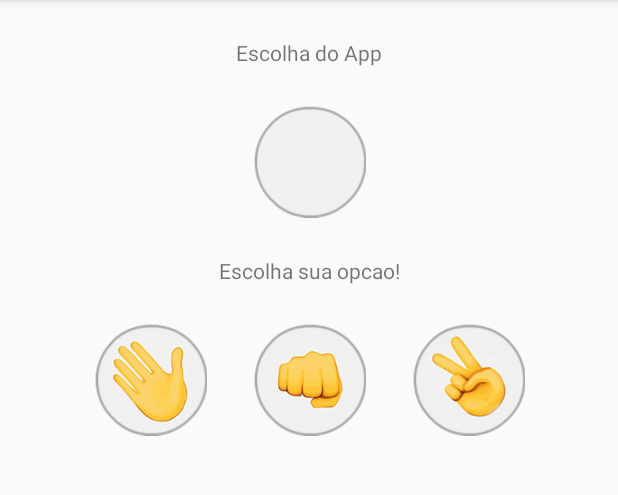
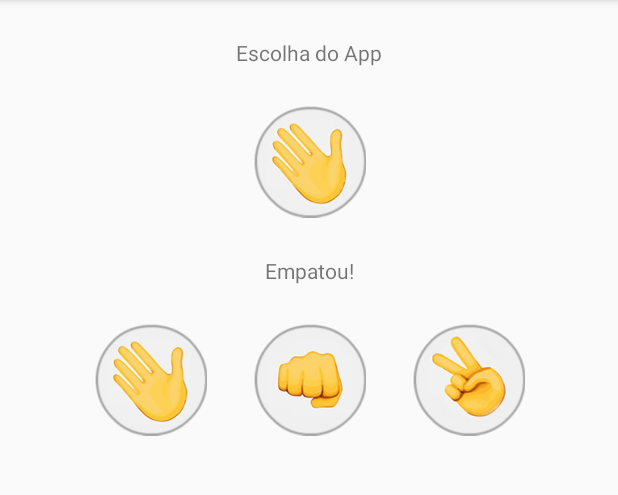
Before and after one commit to clsilv89/jankenpo, an Android app: the screen it shows after launch (MainActivity), after a tap on an icon or button, on a phone screen of 412 x 824 dp, the part 84-579 px from its top. Run offline under Robolectric (Android 15) with nearby library versions, the phone set to English and light mode, and no system bars.

Commit message:
final commit

```diff
--- a/app/src/main/java/com/caiosilva/jankenpo/MainActivity.java
+++ b/app/src/main/java/com/caiosilva/jankenpo/MainActivity.java
@@ -4,6 +4,7 @@ import android.support.v7.app.AppCompatActivity;
 import android.os.Bundle;
 import android.view.View;
 import android.widget.ImageView;
+import android.widget.TextView;
 
 import java.util.Random;
 
@@ -44,6 +45,7 @@ public class MainActivity extends AppCompatActivity {
     public void optionSelected(String userChoice) {
 
         ImageView appChoice = findViewById(R.id.appChoiceImageView);
+        TextView result = findViewById(R.id.playerResult);
 
         System.out.println(userChoice);
 
@@ -53,26 +55,43 @@ public class MainActivity extends AppCompatActivity {
 
         switch (escolhaApp) {
             case "Pedra":
-
+                appChoice.setImageResource(R.drawable.pedra);
                 break;
             case "Papel":
+                appChoice.setImageResource(R.drawable.papel);
                 break;
             case "Tesoura":
+                appChoice.setImageResource(R.drawable.tesoura);
                 break;
+        }
+
+        if((escolhaApp.equals("Pedra") && userChoice.equals("Tesoura")) ||
+                (escolhaApp.equals("Papel") && userChoice.equals("Pedra")) ||
+                (escolhaApp.equals("Tesoura") && userChoice.equals("Papel"))) {
+            result.setText(R.string.result_lost);
+            System.out.println("App Ganhou");
+        } else if((escolhaApp.equals( "Tesoura") && userChoice.equals("Pedra")) ||
+                (escolhaApp.equals("Papel") && userChoice.equals("Tesoura")) ||
+                (escolhaApp.equals("Pedra") && userChoice.equals("Papel"))) {
+            result.setText(R.string.result_win);
+            System.out.println("Jogador Ganhou");
+        } else {
+            System.out.println("Empate");
+            result.setText(R.string.result_draw);
         }
 
         System.out.println("App escolheu " + escolhaApp);
     }
 
     public void selectStone() {
-        this.optionSelected("Voce escolheu Pedra");
+        this.optionSelected("Pedra");
     }
 
     public void selectPaper() {
-        this.optionSelected("Voce escolheu Papel");
+        this.optionSelected("Papel");
     }
 
     public void selectScissors() {
-        this.optionSelected("Voce escolheu Tesoura");
+        this.optionSelected("Tesoura");
     }
 }
```
